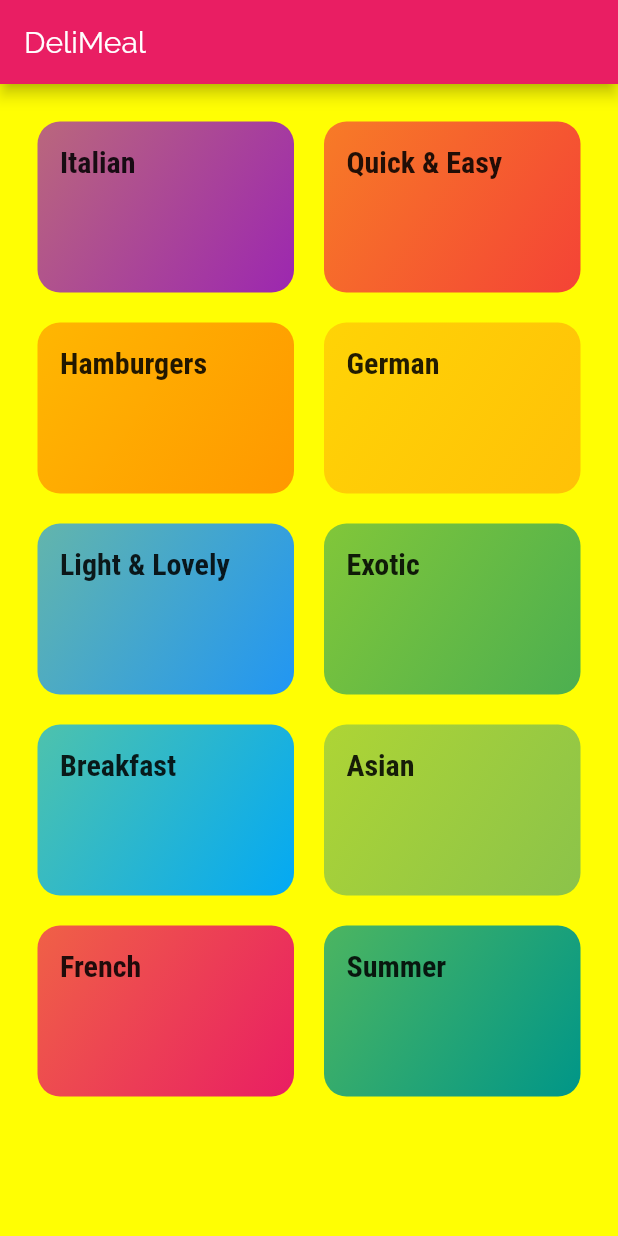
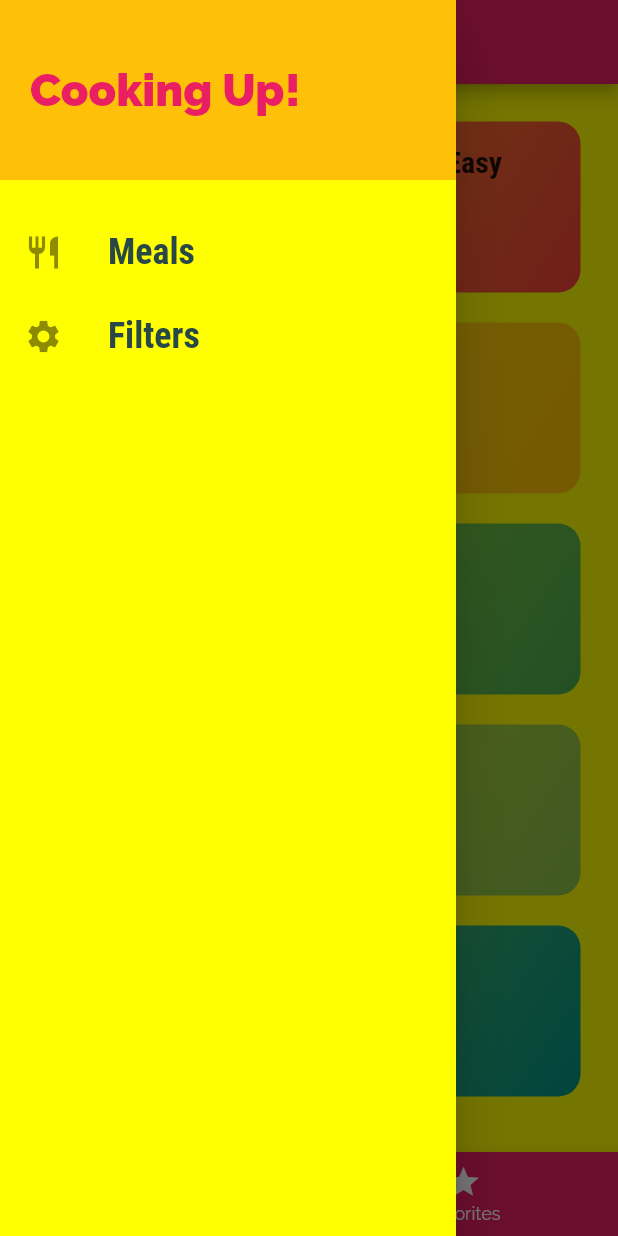
Before and after one commit to mirageruler/Meal-App-Flutter, a Flutter app: the screen it shows after launch, with the side drawer open (before the commit the screen has no drawer), on a phone screen of 412 x 824 dp. Run offline on Flutter 3.47's test engine with Material 2 defaults, Android fonts, the phone set to English and light mode, and no system bars.

Commit message:
Dummy meal app with basic functionality mainly focus on route and navigation logic

```diff
--- a/lib/main.dart
+++ b/lib/main.dart
@@ -1,17 +1,79 @@
 import 'package:flutter/material.dart';
-import 'package:flutter_complete_guide/screens/categories_screen.dart';
-import 'package:flutter_complete_guide/screens/category_meals_screen.dart';
+import './dummy_data.dart';
+import './screens/filters_screen.dart';
+import './screens/tabs_screen.dart';
+import './screens/categories_screen.dart';
+import './screens/category_meals_screen.dart';
+import './screens/meal_detail_screen.dart';
+import 'models/meal.dart';
 
 void main() => runApp(MyApp());
 
-class MyApp extends StatelessWidget {
+class MyApp extends StatefulWidget {
+  @override
+  _MyAppState createState() => _MyAppState();
+}
+
+class _MyAppState extends State<MyApp> {
+  Map<String, bool> _filters = {
+    'gluten': false,
+    'lactose': false,
+    'vegan': false,
+    'vegetarian': false,
+  };
+
+  List<Meal> _availableMeals = DUMMY_MEALS;
+  List<Meal> _favoriteMeals = [];
+
+  void _setFilters(Map<String, bool> filterData) {
+    setState(() {
+      _filters = filterData;
+
+      _availableMeals = DUMMY_MEALS.where((meal) {
+        if (_filters['gluten'] && !meal.isGlutenFree) {
+          return false;
+        }
+        if (_filters['lactose'] && !meal.isLactoseFree) {
+          return false;
+        }
+        if (_filters['vegan'] && !meal.isVegan) {
+          return false;
+        }
+        if (_filters['vegetarian'] && !meal.isVegetarian) {
+          return false;
+        }
+        return true;
+      }).toList();
+    });
+  }
+
+  void _toggleFavorite(String mealId) {
+    final existingIndex =
+        _favoriteMeals.indexWhere((meal) => meal.id == mealId);
+    if (existingIndex >= 0) {
+      setState(() {
+        _favoriteMeals.removeAt(existingIndex);
+      });
+    } else {
+      setState(() {
+        _favoriteMeals.add(
+          DUMMY_MEALS.firstWhere((meal) => meal.id == mealId),
+        );
+      });
+    }
+  }
+
+  bool _isMealFavorite(String id) {
+    return _favoriteMeals.any((meal) => meal.id == id);
+  }
+
   @override
   Widget build(BuildContext context) {
     return MaterialApp(
       title: 'DeliMeals',
       theme: ThemeData(
           primarySwatch: Colors.pink,
-          accentColor: Colors.green,
+          accentColor: Colors.amber,
           canvasColor: Color.fromRGBO(255, 254, 259, 1),
           fontFamily: 'Raleway',
           textTheme: ThemeData.light().textTheme.copyWith(
@@ -30,8 +92,29 @@
       // home: CategoriesScreen(),
       initialRoute: '/',
       routes: {
-        '/': (ctx) => CategoriesScreen(),
-        CategoryMealsScreen.routeName: (ctx) => CategoryMealsScreen()
+        '/': (ctx) => TabsScreen(_favoriteMeals),
+        CategoryMealsScreen.routeName: (ctx) => CategoryMealsScreen(
+              _availableMeals,
+            ),
+        MealDetailScreen.routeName: (ctx) => MealDetailScreen(
+              _isMealFavorite,
+              _toggleFavorite,
+            ),
+        FiltersScreen.routeName: (ctx) => FiltersScreen(
+              _filters,
+              _setFilters,
+            ),
+      },
+      onGenerateRoute: (settings) {
+        // print(settings.arguments);
+        // return MaterialPageRoute(
+        //   builder: (ctx) => CategoriesScreen(),
+        // );
+      },
+      onUnknownRoute: (settings) {
+        return MaterialPageRoute(
+          builder: (ctx) => CategoriesScreen(),
+        );
       },
     );
   }
--- a/lib/screens/categories_screen.dart
+++ b/lib/screens/categories_screen.dart
@@ -1,16 +1,12 @@
 import 'package:flutter/material.dart';
-import 'package:flutter_complete_guide/widgets/category_item.dart';
-import 'package:flutter_complete_guide/models/category.dart';
+import '../widgets/category_item.dart';
+import '../models/category.dart';
 import '../dummy_data.dart';
 
 class CategoriesScreen extends StatelessWidget {
   @override
   Widget build(BuildContext context) {
-    return Scaffold(
-      appBar: AppBar(
-        title: const Text('DeliMeal'),
-      ),
-      body: GridView(
+    return GridView(
         padding: const EdgeInsets.all(25),
         children: DUMMY_CATEGORIES
             .map((catData) => CategoryItem(
@@ -24,7 +20,6 @@
           childAspectRatio: 3 / 2,
           crossAxisSpacing: 20,
           mainAxisSpacing: 20,
-          )),
-    );
+        ));
   }
 }
--- /dev/null
+++ b/lib/screens/tabs_screen.dart
@@ -0,0 +1,71 @@
+import 'package:flutter/material.dart';
+import '../models/meal.dart';
+import '../widgets/main_drawer.dart';
+import './favorites_screen.dart';
+import './categories_screen.dart';
+
+class TabsScreen extends StatefulWidget {
+  final List<Meal> favoriteMeals;
+
+  TabsScreen(this.favoriteMeals);
+
+  @override
+  _TabsScreenState createState() => _TabsScreenState();
+}
+
+class _TabsScreenState extends State<TabsScreen> {
+  List<Map<String, Object>> _pages;
+  int _selectedPageIndex = 0;
+
+  @override
+  void initState() {
+    _pages = [
+      {
+        'page': CategoriesScreen(),
+        'title': 'Categories',
+      },
+      {
+        'page': FavotiesScreen(widget.favoriteMeals),
+        'title': 'Your Favorites',
+      }
+    ];
+    super.initState();
+  }
+
+  void _selectPage(int index) {
+    setState(() {
+      _selectedPageIndex = index;
+    });
+  }
+
+  @override
+  Widget build(BuildContext context) {
+    return Scaffold(
+      appBar: AppBar(
+        title: Text(_pages[_selectedPageIndex]['title']),
+      ),
+      drawer: MainDrawer(),
+      body: _pages[_selectedPageIndex]['page'],
+      bottomNavigationBar: BottomNavigationBar(
+        onTap: _selectPage,
+        backgroundColor: Theme.of(context).primaryColor,
+        unselectedItemColor: Colors.white,
+        selectedItemColor: Theme.of(context).accentColor,
+        currentIndex: _selectedPageIndex,
+        // type: BottomNavigationBarType.fixed,
+        items: [
+          BottomNavigationBarItem(
+            backgroundColor: Theme.of(context).primaryColor,
+            icon: Icon(Icons.category),
+            title: Text('Categories'),
+          ),
+          BottomNavigationBarItem(
+            backgroundColor: Theme.of(context).primaryColor,
+            icon: Icon(Icons.star),
+            title: Text('Favorites'),
+          ),
+        ],
+      ),
+    );
+  }
+}
--- a/lib/widgets/category_item.dart
+++ b/lib/widgets/category_item.dart
@@ -1,5 +1,5 @@
 import 'package:flutter/material.dart';
-import 'package:flutter_complete_guide/screens/category_meals_screen.dart';
+import '../screens/category_meals_screen.dart';
 
 class CategoryItem extends StatelessWidget {
   final String id;
--- /dev/null
+++ b/lib/widgets/main_drawer.dart
@@ -0,0 +1,56 @@
+import 'package:flutter/material.dart';
+import '../screens/filters_screen.dart';
+
+class MainDrawer extends StatelessWidget {
+  Widget _buildListTile(String title, IconData icon, Function tapHandler) {
+    return ListTile(
+      leading: Icon(
+        icon,
+        size: 26,
+      ),
+      title: Text(
+        title,
+        style: TextStyle(
+          fontFamily: 'RobotoCondensed',
+          fontSize: 24,
+          fontWeight: FontWeight.bold,
+        ),
+      ),
+      onTap: tapHandler,
+    );
+  }
+
+  @override
+  Widget build(BuildContext context) {
+    return Drawer(
+      child: Column(
+        children: <Widget>[
+          Container(
+            height: 120,
+            width: double.infinity,
+            padding: EdgeInsets.all(20),
+            alignment: Alignment.centerLeft,
+            color: Theme.of(context).accentColor,
+            child: Text(
+              'Cooking Up!',
+              style: TextStyle(
+                fontWeight: FontWeight.w900,
+                fontSize: 30,
+                color: Theme.of(context).primaryColor,
+              ),
+            ),
+          ),
+          SizedBox(
+            height: 20,
+          ),
+          _buildListTile('Meals', Icons.restaurant, () {
+            Navigator.of(context).pushReplacementNamed('/');
+          }),
+          _buildListTile('Filters', Icons.settings, () {
+            Navigator.of(context).pushReplacementNamed(FiltersScreen.routeName);
+          }),
+        ],
+      ),
+    );
+  }
+}
```
Also changed, not shown: lib/screens/category_meals_screen.dart (+49 -18 lines), lib/screens/favorites_screen.dart (added, +32 -0 lines), lib/screens/filters_screen.dart (added, +119 -0 lines), lib/screens/meal_detail_screen.dart (added, +112 -0 lines), lib/widgets/meal_item.dart (+73 -3 lines). Lines whose indentation alone changed are shown as unchanged.
